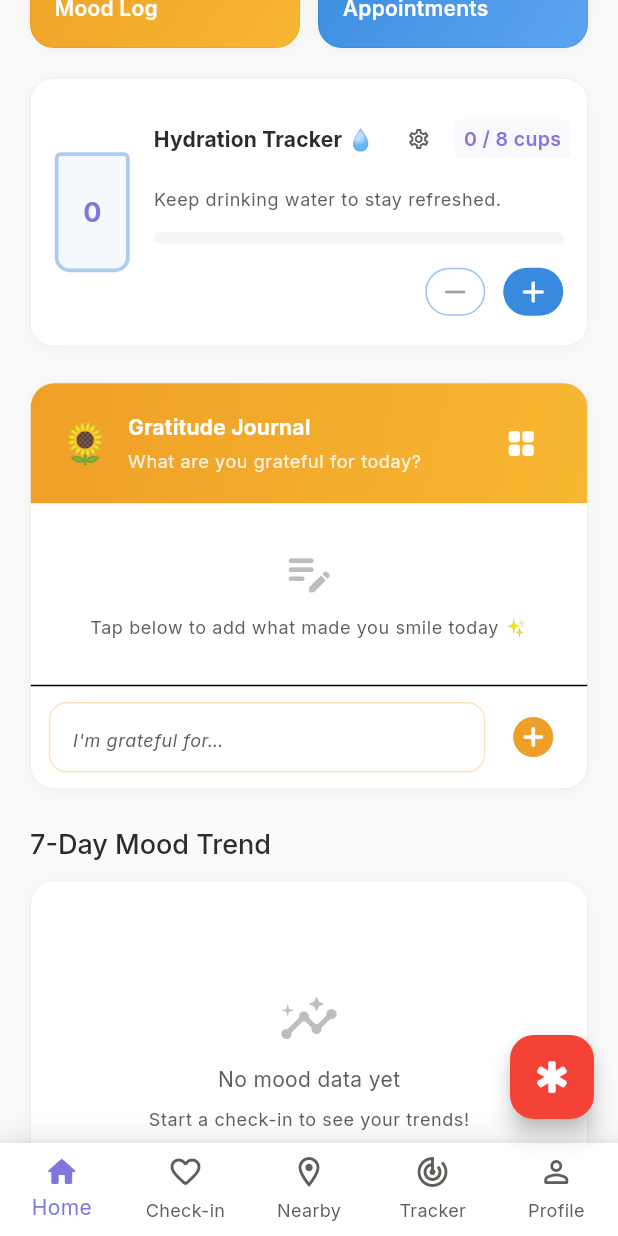
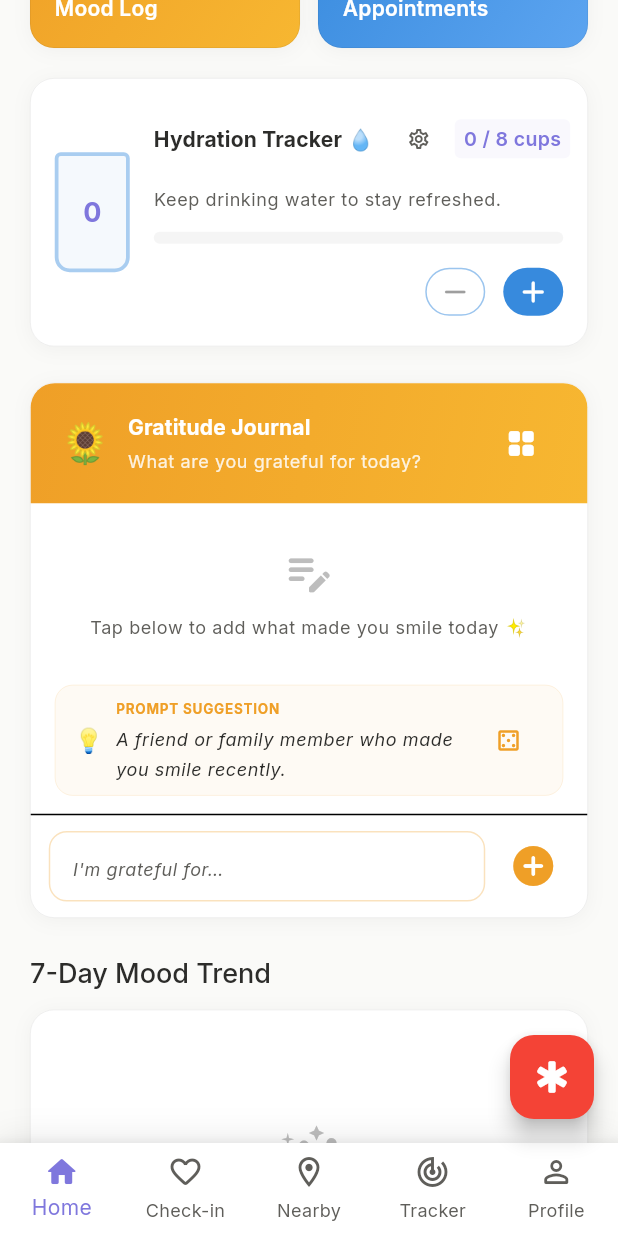
Before and after one commit to Pushpendra-7-ux/MindBloom, a Flutter app: the DashboardScreen screen opened by its route, scrolled down 576 dp, on a phone screen of 412 x 824 dp. Run offline on Flutter 3.47's test engine with Material 3 defaults, Android fonts, the phone set to English and light mode, and no system bars; our stand-ins replace dio, fl_chart, flutter_map, flutter_riverpod, flutter_secure_storage, go_router and 5 more; accounts and stored records are empty; network calls fail.

Commit message:
feat(gratitude): add suggestion layout and shuffle to Gratitude Card
- Add _buildGratitudePromptSection showing active prompt on dashboard
- Insert suggestion above input row with custom styling
- Add a casino/shuffle button calling _shuffleGratitudePrompt

```diff
--- a/mindbloom_app/lib/screens/dashboard/dashboard_screen.dart
+++ b/mindbloom_app/lib/screens/dashboard/dashboard_screen.dart
@@ -6,6 +6,7 @@ import 'package:fl_chart/fl_chart.dart';
 import 'package:shared_preferences/shared_preferences.dart';
 import '../../config/theme.dart';
 import '../../config/daily_quotes.dart';
+import '../../config/gratitude_prompts.dart';
 import '../../providers/auth_provider.dart';
 import '../../providers/mood_provider.dart';
 import '../../providers/water_provider.dart';
@@ -23,10 +24,12 @@ class DashboardScreen extends ConsumerStatefulWidget {
 class _DashboardScreenState extends ConsumerState<DashboardScreen> {
   bool _isQuoteFavorited = false;
   final _gratitudeController = TextEditingController();
+  String _currentGratitudePrompt = '';
 
   @override
   void initState() {
     super.initState();
+    _currentGratitudePrompt = GratitudePrompts.getTodayPrompt();
     Future.microtask(() {
       ref.read(moodProvider.notifier).fetchLatestMood();
       ref.read(moodProvider.notifier).fetchWeeklyData();
@@ -1024,6 +1027,9 @@ class _DashboardScreenState extends ConsumerState<DashboardScreen> {
                   ),
           ),
 
+          // Prompts suggestion section
+          _buildGratitudePromptSection(context),
+
           // Input row
           const Divider(height: 1),
           Padding(
@@ -1072,6 +1078,71 @@ class _DashboardScreenState extends ConsumerState<DashboardScreen> {
             ),
           ),
         ],
+      ),
+    );
+  }
+
+  void _shuffleGratitudePrompt() {
+    setState(() {
+      _currentGratitudePrompt = GratitudePrompts.getRandomPrompt(_currentGratitudePrompt);
+    });
+    HapticUtil.selectionClick();
+  }
+
+  Widget _buildGratitudePromptSection(BuildContext context) {
+    return Padding(
+      padding: const EdgeInsets.only(left: 16, right: 16, bottom: 12),
+      child: Container(
+        padding: const EdgeInsets.symmetric(horizontal: 12, vertical: 8),
+        decoration: BoxDecoration(
+          color: AppColors.warmAmber.withValues(alpha: 0.05),
+          borderRadius: BorderRadius.circular(12),
+          border: Border.all(
+            color: AppColors.warmAmber.withValues(alpha: 0.15),
+            width: 0.5,
+          ),
+        ),
+        child: Row(
+          children: [
+            const Text('💡', style: TextStyle(fontSize: 16)),
+            const SizedBox(width: 8),
+            Expanded(
+              child: Column(
+                crossAxisAlignment: CrossAxisAlignment.start,
+                children: [
+                  Text(
+                    'PROMPT SUGGESTION',
+                    style: Theme.of(context).textTheme.bodySmall?.copyWith(
+                          fontSize: 9,
+                          fontWeight: FontWeight.bold,
+                          color: AppColors.warmAmber,
+                          letterSpacing: 0.5,
+                        ),
+                  ),
+                  const SizedBox(height: 2),
+                  Text(
+                    _currentGratitudePrompt,
+                    style: Theme.of(context).textTheme.bodySmall?.copyWith(
+                          color: Theme.of(context).brightness == Brightness.dark
+                              ? AppColors.darkTextPrimary
+                              : AppColors.textPrimary,
+                          fontStyle: FontStyle.italic,
+                        ),
+                  ),
+                ],
+              ),
+            ),
+            const SizedBox(width: 8),
+            IconButton(
+              onPressed: _shuffleGratitudePrompt,
+              icon: const Icon(Icons.casino_outlined, size: 18),
+              color: AppColors.warmAmber,
+              tooltip: 'Shuffle prompt',
+              padding: EdgeInsets.zero,
+              constraints: const BoxConstraints(),
+            ),
+          ],
+        ),
       ),
     );
   }
```
